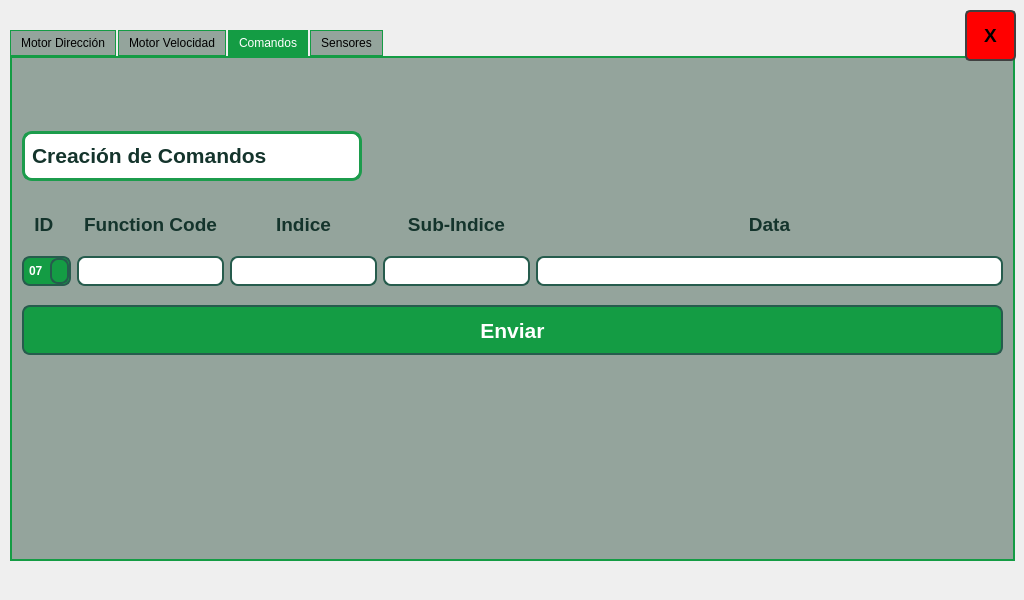
Old version of the form mainwindow.ui in the repository WenceslaoFB/InterfazAGV_QT.
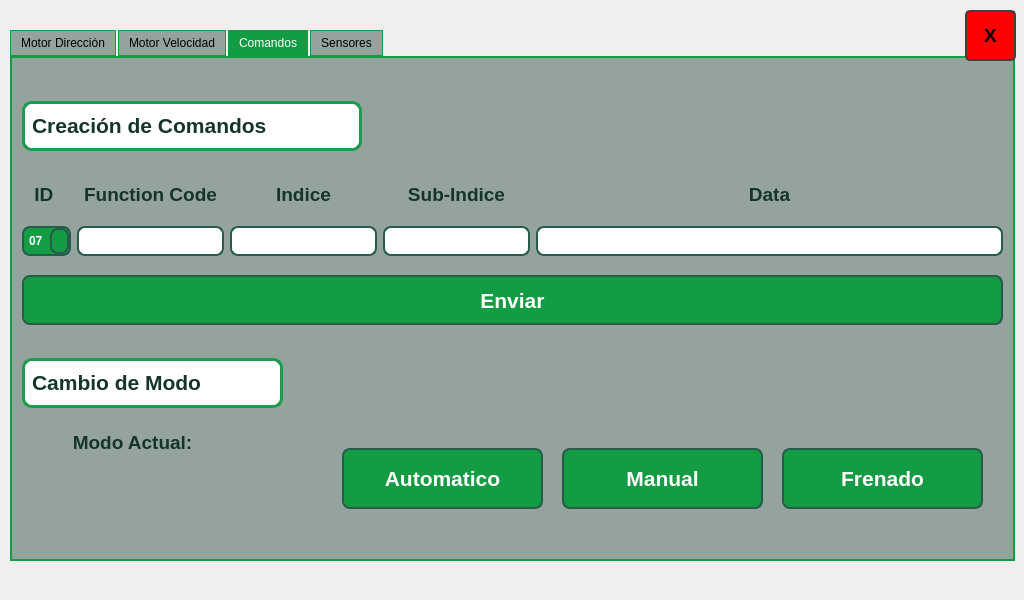
New version of the form. The open tabs and pages were chosen to show the change.

Commit message: botones de cambio de modo listos

What changed in the file:
```diff
--- a/mainwindow.ui
+++ b/mainwindow.ui
@@ -906,7 +906,7 @@
         <property name="geometry">
          <rect>
           <x>10</x>
-          <y>60</y>
+          <y>30</y>
           <width>981</width>
           <height>251</height>
          </rect>
@@ -1220,6 +1220,234 @@
          </item>
         </layout>
        </widget>
+       <widget class="QLabel" name="label_43">
+        <property name="geometry">
+         <rect>
+          <x>10</x>
+          <y>300</y>
+          <width>261</width>
+          <height>50</height>
+         </rect>
+        </property>
+        <property name="maximumSize">
+         <size>
+          <width>340</width>
+          <height>50</height>
+         </size>
+        </property>
+        <property name="font">
+         <font>
+          <pointsize>20</pointsize>
+          <bold>true</bold>
+         </font>
+        </property>
+        <property name="styleSheet">
+         <string notr="true">QLabel {
+    color: #14342c;
+    font-weight: bold;
+	border: 3px solid;
+	border-radius: 10px;
+	border-color:  #1c9c4c;
+	background-color:  white;
+}</string>
+        </property>
+        <property name="text">
+         <string>&lt;html&gt;&lt;head/&gt;&lt;body&gt;&lt;p&gt;&lt;span style=&quot; font-size:16pt; color:#14342c;&quot;&gt;Cambio de Modo&lt;/span&gt;&lt;/p&gt;&lt;/body&gt;&lt;/html&gt;</string>
+        </property>
+        <property name="textFormat">
+         <enum>Qt::RichText</enum>
+        </property>
+        <property name="wordWrap">
+         <bool>true</bool>
+        </property>
+       </widget>
+       <widget class="QPushButton" name="but_cambio_mode_AUT">
+        <property name="geometry">
+         <rect>
+          <x>330</x>
+          <y>390</y>
+          <width>201</width>
+          <height>61</height>
+         </rect>
+        </property>
+        <property name="maximumSize">
+         <size>
+          <width>16777215</width>
+          <height>70</height>
+         </size>
+        </property>
+        <property name="font">
+         <font>
+          <pointsize>16</pointsize>
+          <bold>true</bold>
+         </font>
+        </property>
+        <property name="styleSheet">
+         <string notr="true">QPushButton {
+    /* Estilo inicial del botón */
+    background-color: #149c44;
+    border: 2px solid #265c4d;
+	color: white;
+    border-radius: 8px;
+    padding: 5px 10px;
+	font-weight: bold;
+}
+
+QPushButton:pressed {
+    /* Estilo del botón cuando está presionado */
+    background-color:  #265c4d;
+    border: 2px solid #265c4d;
+	color: white;
+}</string>
+        </property>
+        <property name="text">
+         <string>Automatico</string>
+        </property>
+       </widget>
+       <widget class="QPushButton" name="but_cambio_mode_MAN">
+        <property name="geometry">
+         <rect>
+          <x>550</x>
+          <y>390</y>
+          <width>201</width>
+          <height>61</height>
+         </rect>
+        </property>
+        <property name="maximumSize">
+         <size>
+          <width>16777215</width>
+          <height>70</height>
+         </size>
+        </property>
+        <property name="font">
+         <font>
+          <pointsize>16</pointsize>
+          <bold>true</bold>
+         </font>
+        </property>
+        <property name="styleSheet">
+         <string notr="true">QPushButton {
+    /* Estilo inicial del botón */
+    background-color: #149c44;
+    border: 2px solid #265c4d;
+	color: white;
+    border-radius: 8px;
+    padding: 5px 10px;
+	font-weight: bold;
+}
+
+QPushButton:pressed {
+    /* Estilo del botón cuando está presionado */
+    background-color:  #265c4d;
+    border: 2px solid #265c4d;
+	color: white;
+}</string>
+        </property>
+        <property name="text">
+         <string>Manual</string>
+        </property>
+       </widget>
+       <widget class="QPushButton" name="but_cambio_mode_BRAKE">
+        <property name="geometry">
+         <rect>
+          <x>770</x>
+          <y>390</y>
+          <width>201</width>
+          <height>61</height>
+         </rect>
+        </property>
+        <property name="maximumSize">
+         <size>
+          <width>16777215</width>
+          <height>70</height>
+         </size>
+        </property>
+        <property name="font">
+         <font>
+          <pointsize>16</pointsize>
+          <bold>true</bold>
+         </font>
+        </property>
+        <property name="styleSheet">
+         <string notr="true">QPushButton {
+    /* Estilo inicial del botón */
+    background-color: #149c44;
+    border: 2px solid #265c4d;
+	color: white;
+    border-radius: 8px;
+    padding: 5px 10px;
+	font-weight: bold;
+}
+
+QPushButton:pressed {
+    /* Estilo del botón cuando está presionado */
+    background-color:  #265c4d;
+    border: 2px solid #265c4d;
+	color: white;
+}</string>
+        </property>
+        <property name="text">
+         <string>Frenado</string>
+        </property>
+       </widget>
+       <widget class="QLabel" name="label_44">
+        <property name="geometry">
+         <rect>
+          <x>30</x>
+          <y>360</y>
+          <width>181</width>
+          <height>50</height>
+         </rect>
+        </property>
+        <property name="maximumSize">
+         <size>
+          <width>16777215</width>
+          <height>50</height>
+         </size>
+        </property>
+        <property name="font">
+         <font>
+          <pointsize>16</pointsize>
+         </font>
+        </property>
+        <property name="text">
+         <string>&lt;html&gt;&lt;head/&gt;&lt;body&gt;&lt;p align=&quot;center&quot;&gt;&lt;span style=&quot; font-size:14pt; font-weight:700; color:#14342c;&quot;&gt;Modo Actual:&lt;/span&gt;&lt;/p&gt;&lt;/body&gt;&lt;/html&gt;</string>
+        </property>
+        <property name="indent">
+         <number>0</number>
+        </property>
+       </widget>
+       <widget class="QLabel" name="label_mode">
+        <property name="geometry">
+         <rect>
+          <x>45</x>
+          <y>400</y>
+          <width>201</width>
+          <height>50</height>
+         </rect>
+        </property>
+        <property name="maximumSize">
+         <size>
+          <width>16777215</width>
+          <height>50</height>
+         </size>
+        </property>
+        <property name="font">
+         <font>
+          <pointsize>16</pointsize>
+          <bold>true</bold>
+         </font>
+        </property>
+        <property name="styleSheet">
+         <string notr="true">color:#14342c;</string>
+        </property>
+        <property name="text">
+         <string>&lt;html&gt;&lt;head/&gt;&lt;body&gt;&lt;p align=&quot;center&quot;&gt;&lt;br/&gt;&lt;/p&gt;&lt;/body&gt;&lt;/html&gt;</string>
+        </property>
+        <property name="indent">
+         <number>0</number>
+        </property>
+       </widget>
       </widget>
       <widget class="QWidget" name="tab_4">
        <attribute name="title">
```
Left out of the diff: 45 changed lines with no effect on the pictures. The commit also changes 2 other files.
